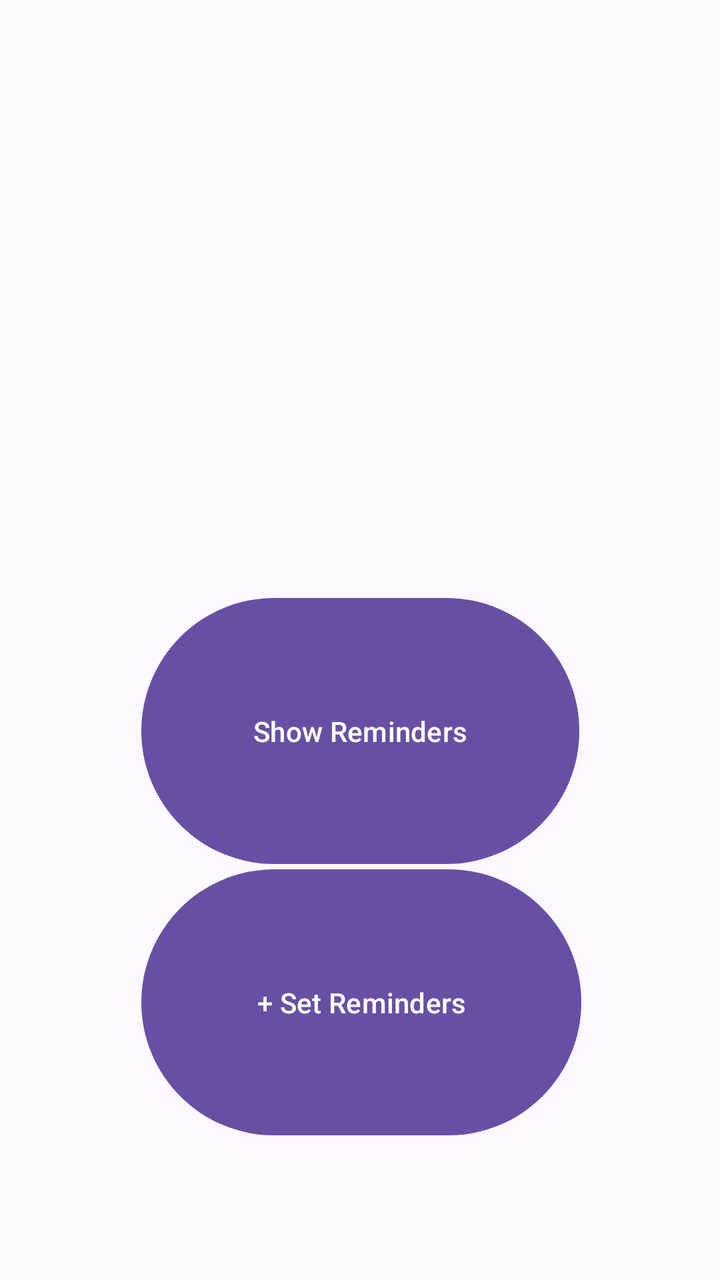
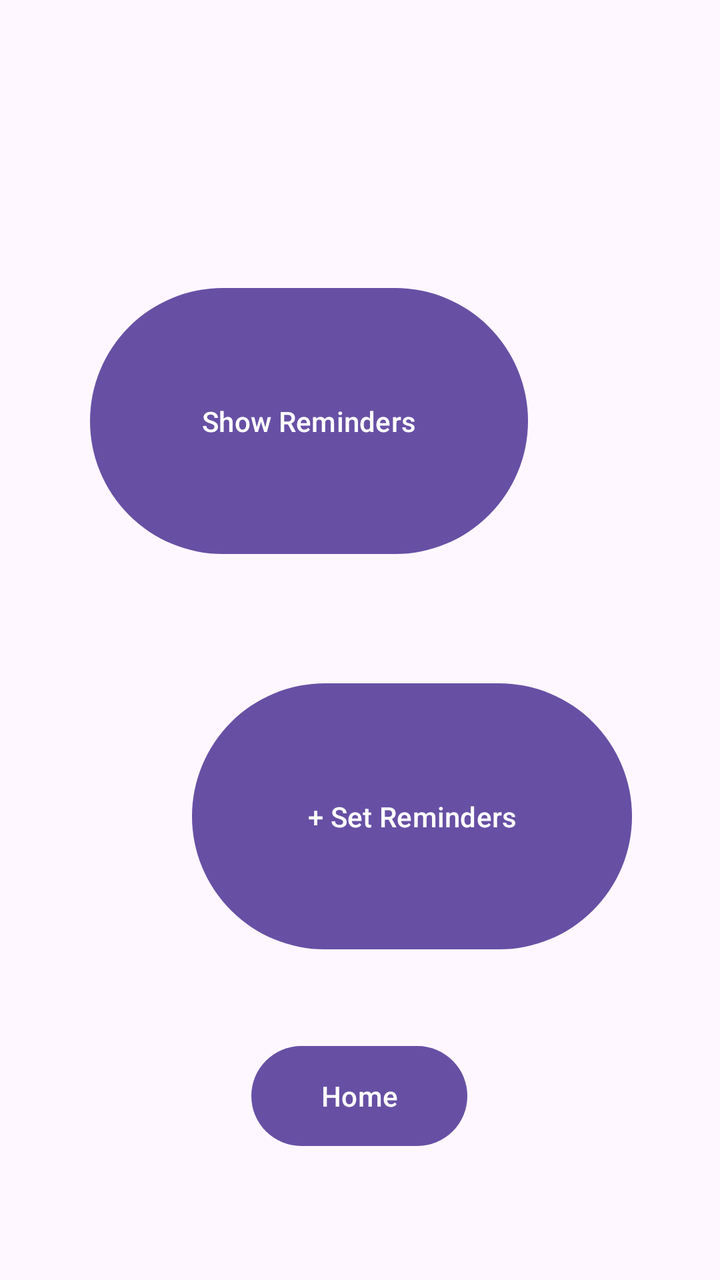

Compare the two renders of this Android layout. The source of the first and the diff that turns it into the second are given below.
<!-- AndroidManifest.xml: application theme Theme.AppInterface1 -->
<!-- res/layout/activity_reminders.xml -->
<?xml version="1.0" encoding="utf-8"?>
<androidx.constraintlayout.widget.ConstraintLayout xmlns:android="http://schemas.android.com/apk/res/android"
    xmlns:app="http://schemas.android.com/apk/res-auto"
    xmlns:tools="http://schemas.android.com/tools"
    android:id="@+id/main"
    android:layout_width="match_parent"
    android:layout_height="match_parent"
    tools:context=".RemindersActivity">

    <Button
        android:id="@+id/buttonShowReminders"
        android:layout_width="219dp"
        android:layout_height="141dp"
        android:layout_marginStart="96dp"
        android:layout_marginTop="295dp"
        android:layout_marginEnd="96dp"
        android:onClick="showReminders"
        android:text="Show Reminders"
        app:layout_constraintEnd_toEndOf="parent"
        app:layout_constraintStart_toStartOf="parent"
        app:layout_constraintTop_toTopOf="parent" />

    <Button
        android:id="@+id/buttonSetReminders"
        android:layout_width="220dp"
        android:layout_height="141dp"
        android:layout_marginStart="96dp"
        android:layout_marginTop="40dp"
        android:layout_marginEnd="95dp"
        android:layout_marginBottom="114dp"
        android:onClick="setReminders"
        android:text="+ Set Reminders"
        app:layout_constraintBottom_toBottomOf="parent"
        app:layout_constraintEnd_toEndOf="parent"
        app:layout_constraintStart_toStartOf="parent"
        app:layout_constraintTop_toBottomOf="@+id/buttonShowReminders" />

</androidx.constraintlayout.widget.ConstraintLayout>
<!-- resources referenced by this layout -->
<resources>
  <style name="Theme.AppInterface1" parent="Base.Theme.AppInterface1" />
  <style name="Base.Theme.AppInterface1" parent="Theme.Material3.DayNight.NoActionBar">
          
          
      </style>
</resources>

<!-- the commit's change to res/layout/activity_reminders.xml (unified diff, before → after) -->
@@ -12,11 +12,12 @@
         android:layout_width="219dp"
         android:layout_height="141dp"
         android:layout_marginStart="96dp"
-        android:layout_marginTop="295dp"
+        android:layout_marginTop="140dp"
         android:layout_marginEnd="96dp"
         android:onClick="showReminders"
         android:text="Show Reminders"
         app:layout_constraintEnd_toEndOf="parent"
+        app:layout_constraintHorizontal_bias="1.0"
         app:layout_constraintStart_toStartOf="parent"
         app:layout_constraintTop_toTopOf="parent" />
 
@@ -32,7 +33,22 @@
         android:text="+ Set Reminders"
         app:layout_constraintBottom_toBottomOf="parent"
         app:layout_constraintEnd_toEndOf="parent"
+        app:layout_constraintHorizontal_bias="0.0"
         app:layout_constraintStart_toStartOf="parent"
-        app:layout_constraintTop_toBottomOf="@+id/buttonShowReminders" />
+        app:layout_constraintTop_toBottomOf="@+id/buttonShowReminders"
+        app:layout_constraintVertical_bias="0.258" />
+
+    <Button
+        android:id="@+id/uiHome"
+        android:layout_width="108dp"
+        android:layout_height="58dp"
+        android:layout_marginStart="151dp"
+        android:layout_marginEnd="152dp"
+        android:layout_marginBottom="63dp"
+        android:onClick="home"
+        android:text="Home"
+        app:layout_constraintBottom_toBottomOf="parent"
+        app:layout_constraintEnd_toEndOf="parent"
+        app:layout_constraintStart_toStartOf="parent" />
 
 </androidx.constraintlayout.widget.ConstraintLayout>
